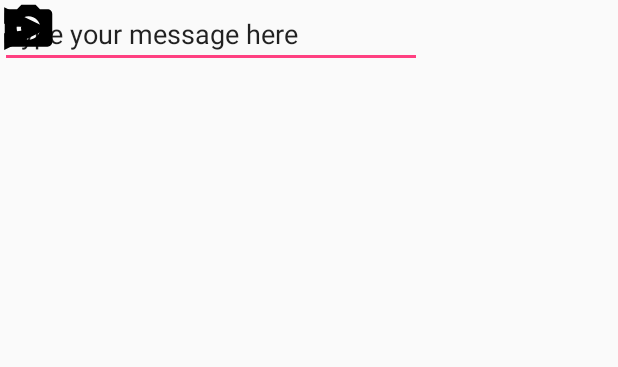
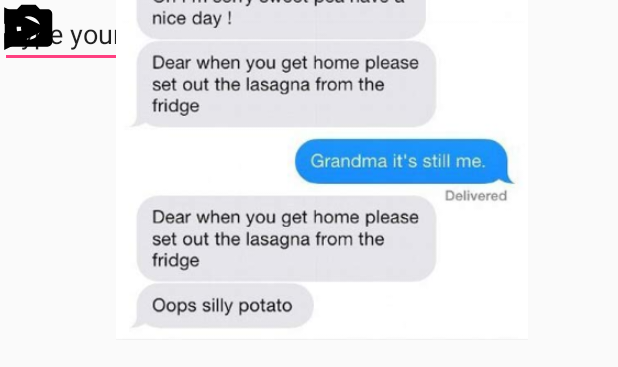
Before and after one commit to jilimm/HADR-Slave, an Android app: the layout fragment_message.xml on its own in the app's theme, with its tools: preview values and no code run, on a phone screen of 412 x 824 dp. Shown: the top 367 px of the screen. Run offline under Robolectric (Android 15) with nearby library versions, the phone set to English and light mode, and no system bars.

Commit message:
added dummy message

```diff
--- a/app/src/main/res/layout/fragment_message.xml
+++ b/app/src/main/res/layout/fragment_message.xml
@@ -34,4 +34,15 @@
         tools:layout_editor_absoluteX="7dp"
         tools:layout_editor_absoluteY="458dp" />
 
+    <ImageView
+        android:id="@+id/imageView"
+        android:layout_width="509dp"
+        android:layout_height="452dp"
+        android:layout_marginStart="16dp"
+        android:src="@mipmap/dumb_message"
+        app:layout_constraintStart_toStartOf="parent"
+        app:layout_constraintTop_toTopOf="parent"
+        app:layout_constraintEnd_toEndOf="parent"
+        app:layout_constraintBottom_toTopOf="@id/editText"/>
+
 </android.support.constraint.ConstraintLayout>
```
Also changed, not shown: app/src/main/res/mipmap-xhdpi/dumb_message.png (added).
